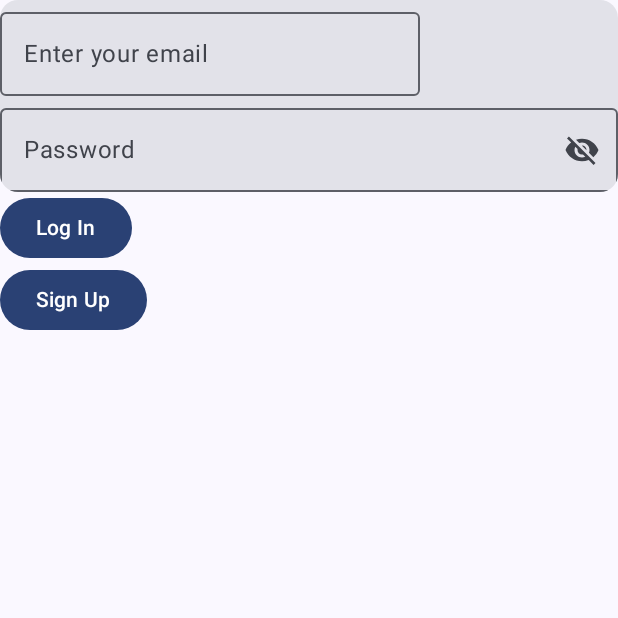
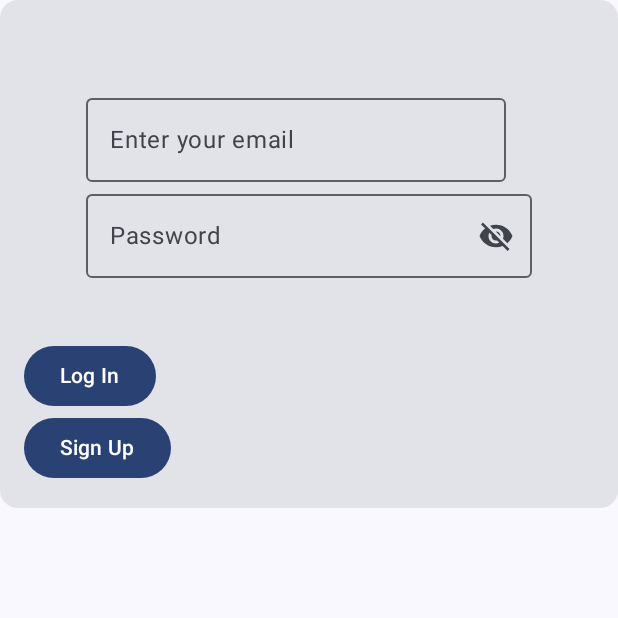
Before and after one commit to neverloved-dev/RecruiterAppCompose, an Android app built with Jetpack Compose: the screen it shows after launch (MainActivity), on a phone screen of 412 x 824 dp, the top half of it. Run offline under Robolectric (Android 15) with nearby library versions, the phone set to English and light mode, and no system bars.

```diff
--- a/app/build.gradle.kts
+++ b/app/build.gradle.kts
@@ -6,7 +6,7 @@ plugins {
 
 android {
     namespace = "com.example.recruiterapp"
-    compileSdk = 34
+    compileSdk = 35
 
     defaultConfig {
         applicationId = "com.example.recruiterapp"
--- a/app/src/main/java/com/example/recruiterapp/MainActivity.kt
+++ b/app/src/main/java/com/example/recruiterapp/MainActivity.kt
@@ -8,8 +8,10 @@ import androidx.activity.ComponentActivity
 import androidx.activity.compose.setContent
 import androidx.activity.enableEdgeToEdge
 import androidx.compose.foundation.layout.Column
+import androidx.compose.foundation.layout.fillMaxHeight
 import androidx.compose.foundation.layout.fillMaxSize
 import androidx.compose.foundation.layout.fillMaxWidth
+import androidx.compose.foundation.layout.padding
 import androidx.compose.material.icons.Icons
 import androidx.compose.material3.Icon
 import androidx.compose.material3.IconButton
@@ -30,6 +32,9 @@ import androidx.compose.ui.platform.LocalContext
 import androidx.compose.ui.text.input.PasswordVisualTransformation
 import androidx.compose.ui.text.input.VisualTransformation
 import androidx.compose.ui.tooling.preview.Preview
+import androidx.compose.ui.unit.dp
+import com.example.recruiterapp.common.PasswordInputField
+import com.example.recruiterapp.common.UserEmailInput
 import com.example.recruiterapp.screens.RegisterScreen
 import com.example.recruiterapp.ui.theme.RecruiterAppTheme
 
@@ -47,18 +52,13 @@ class MainActivity : ComponentActivity() {
         }
     }
 
-    @Preview
-    @Composable
-    fun LoginScreenInputCardPreview(){
-        LoginScreenInputCard()
-    }
-
     @Composable
     fun LoginScreenInputCard(){
         val context = LocalContext.current
-        Column {
-            Card {
-                Column {
+        Card(modifier = Modifier.fillMaxWidth()) {
+            Column(modifier = Modifier.padding(16.dp)) {
+                Card(modifier = Modifier.padding(16.dp)) {
+                    Column(modifier = Modifier.padding(25.dp)) {
                         UserEmailInput("")
                         PasswordInputField("") {}
                     }
@@ -71,43 +71,13 @@ class MainActivity : ComponentActivity() {
                 }
             }
         }
-
-    @Composable
-    fun UserEmailInput(text:String) {
-        OutlinedTextField(
-            value = text,
-            onValueChange = {},
-            label = { Text("Enter your email") }
-        )
         }
 
+
+    @Preview
     @Composable
-    fun PasswordInputField(
-        password: String,
-        onPasswordChange: (String) -> Unit
-    ) {
-        var passwordVisible by remember { mutableStateOf(false) }
-
-        OutlinedTextField(
-            value = password,
-            onValueChange = onPasswordChange,
-            label = { Text("Password") },
-            placeholder = { Text("Enter your password") },
-            visualTransformation = if (passwordVisible) VisualTransformation.None else PasswordVisualTransformation(),
-            trailingIcon = {
-                val image = if (passwordVisible) {
-                    Icons.Default.Visibility
-                } else {
-                    Icons.Default.VisibilityOff
-                }
-
-                IconButton(onClick = { passwordVisible = !passwordVisible }) {
-                    Icon(imageVector = image, contentDescription = "Toggle password visibility")
-                }
-            },
-            singleLine = true,
-            modifier = Modifier.fillMaxWidth()
-        )
+    fun LoginScreenInputCardPreview(){
+        LoginScreenInputCard()
     }
 
     private  fun moveToRegisterScreen(context:Context){
--- a/app/src/main/java/com/example/recruiterapp/ui/theme/Theme.kt
+++ b/app/src/main/java/com/example/recruiterapp/ui/theme/Theme.kt
@@ -12,15 +12,13 @@ import androidx.compose.runtime.Composable
 import androidx.compose.ui.platform.LocalContext
 
 private val DarkColorScheme = darkColorScheme(
-    primary = Purple80,
-    secondary = PurpleGrey80,
-    tertiary = Pink80
+    primary = primaryGreen,
+    secondary = secondaryPurple
 )
 
 private val LightColorScheme = lightColorScheme(
-    primary = Purple40,
-    secondary = PurpleGrey40,
-    tertiary = Pink40
+    primary = primaryGreen,
+    secondary = secondaryPurple,
 
     /* Other default colors to override
     background = Color(0xFFFFFBFE),
```
Also changed, not shown: app/src/main/java/com/example/recruiterapp/common/Composables.kt (added, +195 -0 lines). Lines whose indentation alone changed are shown as unchanged.
